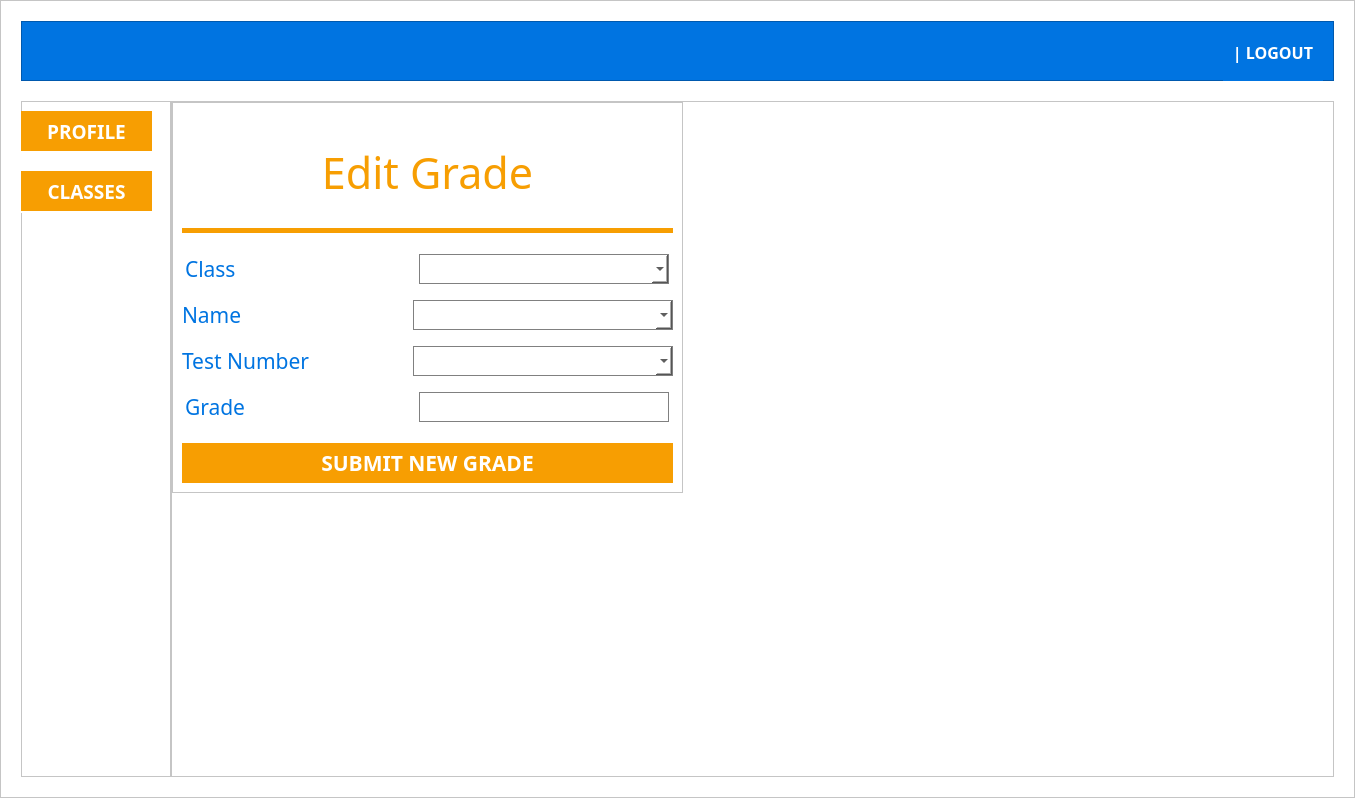
Old version of the form final_design.ui in the repository kparker99/University.
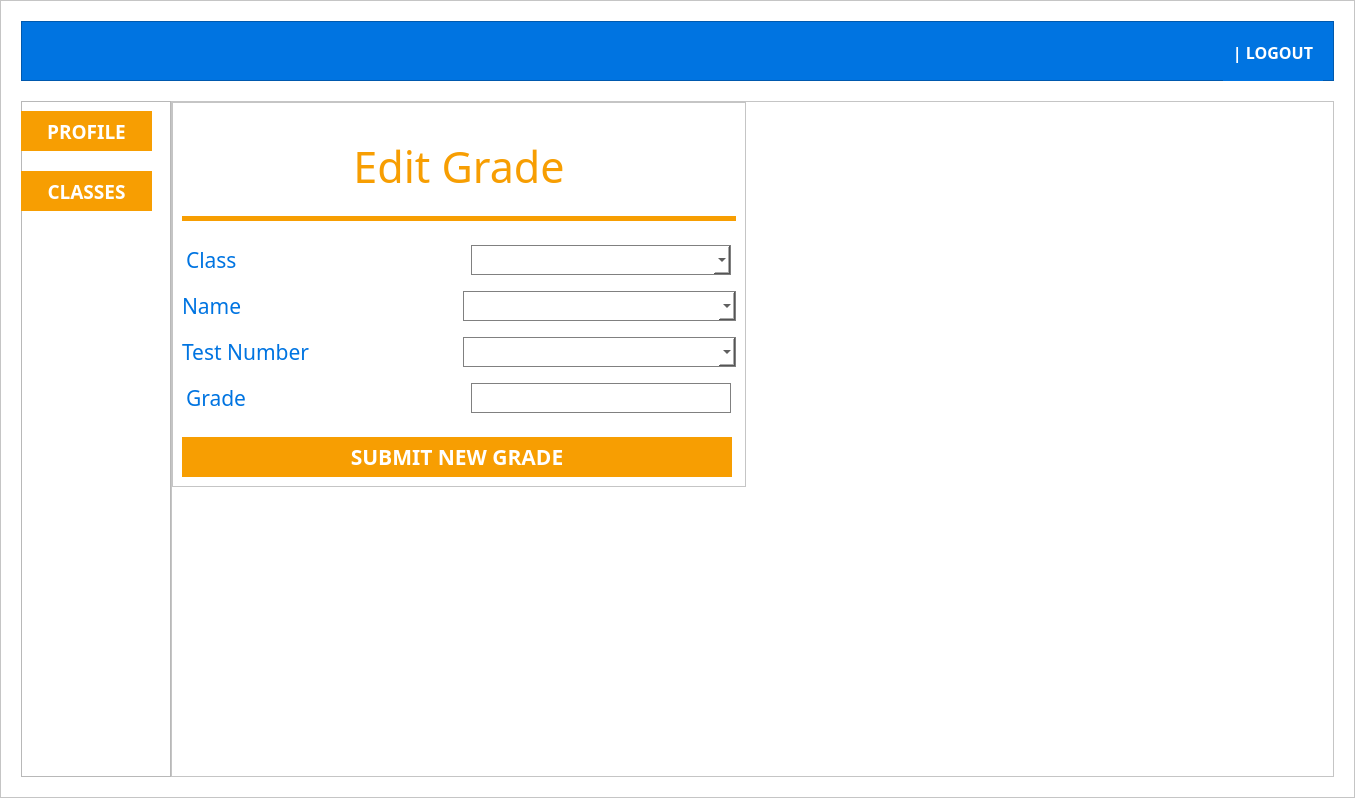
New version of the form. The open tabs and pages were chosen to show the change. Icons and pictures are not drawn.

What changed in the file:
```diff
--- a/final_design.ui
+++ b/final_design.ui
@@ -3233,6 +3233,11 @@
         </property>
         <item row="0" column="0">
          <widget class="QFrame" name="frame_11">
+          <property name="styleSheet">
+           <string notr="true">background-image: url('C:/Users/kevin/university/images/teacher-bg.png');
+background-repeat: no-repeat;
+background-position: bottom left;</string>
+          </property>
           <property name="frameShape">
            <enum>QFrame::StyledPanel</enum>
           </property>
@@ -3392,7 +3397,7 @@
                 </size>
                </property>
                <property name="styleSheet">
-                <string notr="true"/>
+                <string notr="true">background: none;</string>
                </property>
                <property name="frameShape">
                 <enum>QFrame::StyledPanel</enum>
@@ -3506,7 +3511,7 @@
                 </sizepolicy>
                </property>
                <property name="styleSheet">
-                <string notr="true"/>
+                <string notr="true">background: #ffffff;</string>
                </property>
                <property name="frameShape">
                 <enum>QFrame::StyledPanel</enum>
@@ -4429,21 +4434,31 @@
                      <rect>
                       <x>0</x>
                       <y>0</y>
-                      <width>511</width>
-                      <height>391</height>
+                      <width>574</width>
+                      <height>385</height>
                      </rect>
                     </property>
+                    <property name="minimumSize">
+                     <size>
+                      <width>550</width>
+                      <height>0</height>
+                     </size>
+                    </property>
                     <property name="frameShape">
                      <enum>QFrame::StyledPanel</enum>
                     </property>
                     <property name="frameShadow">
                      <enum>QFrame::Raised</enum>
                     </property>
-                    <layout class="QVBoxLayout" name="verticalLayout_20">
-                     <item>
                       <layout class="QVBoxLayout" name="verticalLayout_17">
                        <item>
                         <widget class="QLabel" name="label_27">
+                       <property name="minimumSize">
+                        <size>
+                         <width>550</width>
+                         <height>0</height>
+                        </size>
+                       </property>
                          <property name="font">
                           <font>
                            <family>Roboto Slab SemiBold</family>
@@ -4474,7 +4489,7 @@
                          <property name="sizeHint" stdset="0">
                           <size>
                            <width>20</width>
-                           <height>10</height>
+                         <height>13</height>
                           </size>
                          </property>
                         </spacer>
@@ -4485,7 +4500,7 @@
                           <widget class="QLabel" name="label_20">
                            <property name="minimumSize">
                             <size>
-                             <width>150</width>
+                           <width>275</width>
                              <height>40</height>
                             </size>
                            </property>
@@ -4518,7 +4533,7 @@
                           <widget class="QComboBox" name="t_editgrade_class_drop">
                            <property name="minimumSize">
                             <size>
-                             <width>250</width>
+                           <width>260</width>
                              <height>30</height>
                             </size>
                            </property>
@@ -4548,7 +4563,7 @@
                           <widget class="QLabel" name="label_15">
                            <property name="minimumSize">
                             <size>
-                             <width>150</width>
+                           <width>275</width>
                              <height>40</height>
                             </size>
                            </property>
@@ -4581,7 +4596,7 @@
                           <widget class="QComboBox" name="t_editgrade_name_drop">
                            <property name="minimumSize">
                             <size>
-                             <width>0</width>
+                           <width>260</width>
                              <height>30</height>
                             </size>
                            </property>
@@ -4611,7 +4626,7 @@
                           <widget class="QLabel" name="label_21">
                            <property name="minimumSize">
                             <size>
-                             <width>150</width>
+                           <width>275</width>
                              <height>40</height>
                             </size>
                            </property>
@@ -4644,7 +4659,7 @@
                           <widget class="QComboBox" name="t_editgrade_testno_drop">
                            <property name="minimumSize">
                             <size>
-                             <width>0</width>
+                           <width>260</width>
                              <height>30</height>
                             </size>
                            </property>
@@ -4668,7 +4683,7 @@
                           <widget class="QLabel" name="label_23">
                            <property name="minimumSize">
                             <size>
-                             <width>150</width>
+                           <width>275</width>
                              <height>40</height>
                             </size>
                            </property>
@@ -4701,7 +4716,7 @@
                           <widget class="QLineEdit" name="t_editgrade_grade_field">
                            <property name="minimumSize">
                             <size>
-                             <width>250</width>
+                           <width>260</width>
                              <height>30</height>
                             </size>
                            </property>
@@ -4742,7 +4757,7 @@
                          <property name="sizeHint" stdset="0">
                           <size>
                            <width>20</width>
-                           <height>10</height>
+                         <height>13</height>
                           </size>
                          </property>
                         </spacer>
@@ -4751,13 +4766,13 @@
                         <widget class="QPushButton" name="t_editgrade_submit_btn">
                          <property name="minimumSize">
                           <size>
-                           <width>0</width>
+                         <width>550</width>
                            <height>40</height>
                           </size>
                          </property>
                          <property name="maximumSize">
                           <size>
-                           <width>16777215</width>
+                         <width>550</width>
                            <height>40</height>
                           </size>
                          </property>
@@ -4780,8 +4795,6 @@
                           <string>SUBMIT NEW GRADE</string>
                          </property>
                         </widget>
-                       </item>
-                      </layout>
                      </item>
                     </layout>
                    </widget>
```
Left out of the diff: 55 changed lines with no effect on the pictures. Lines whose indentation alone changed are shown as unchanged.
